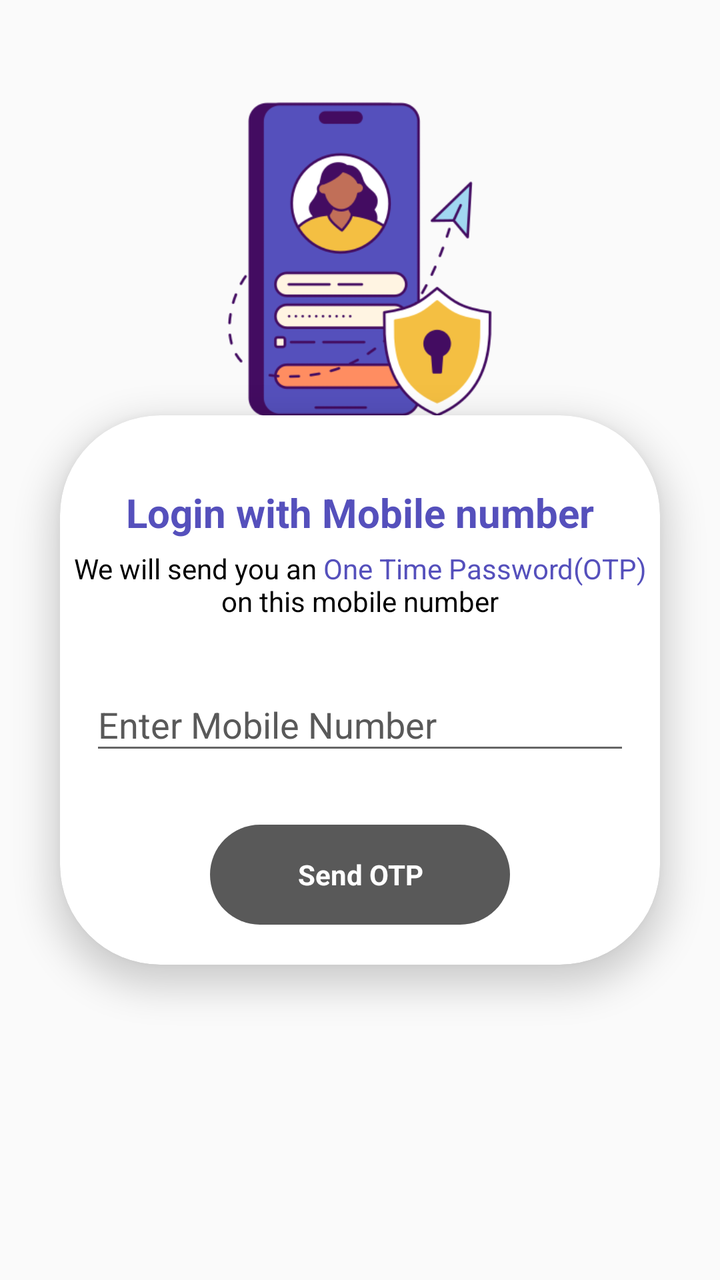
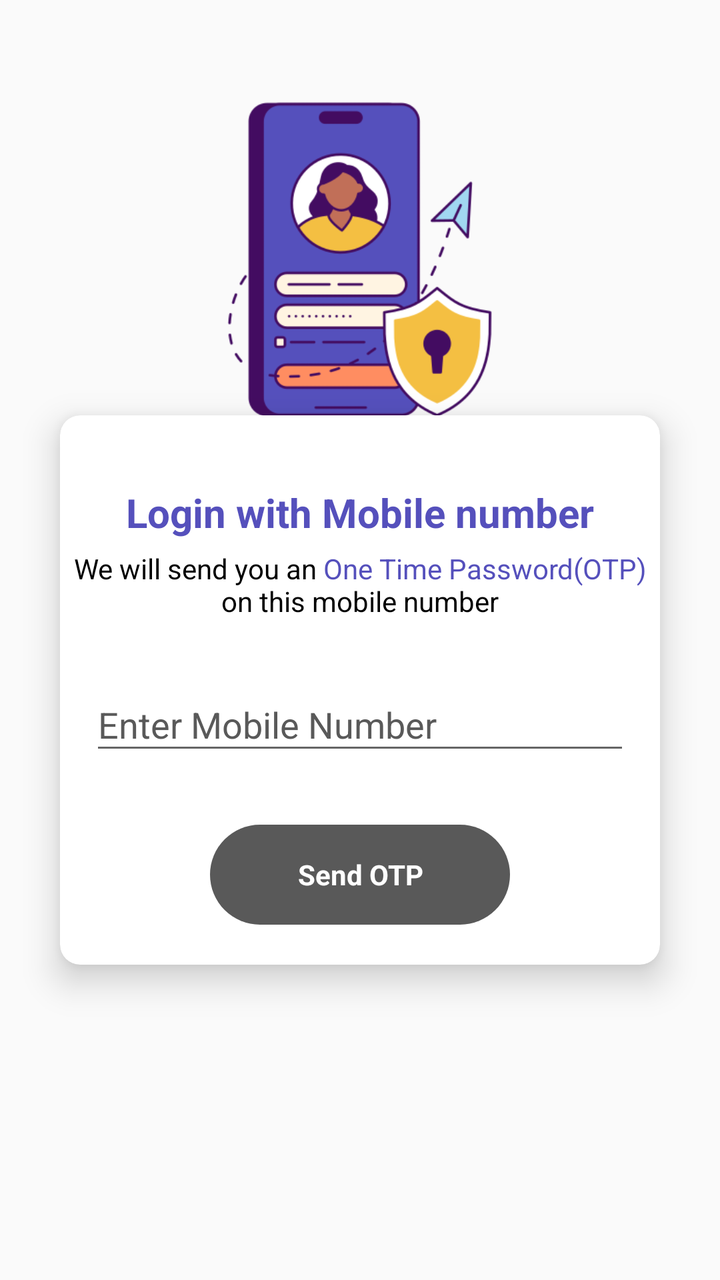

The first picture is an Android layout as it rendered before a commit; the second is the same layout after the commit. The layout source and the unified diff follow.
<!-- AndroidManifest.xml: application theme Theme.PerkHub -->
<!-- res/layout/fragment_enter_mobile_n.xml -->
<?xml version="1.0" encoding="utf-8"?>
<androidx.constraintlayout.widget.ConstraintLayout xmlns:android="http://schemas.android.com/apk/res/android"
    xmlns:app="http://schemas.android.com/apk/res-auto"
    xmlns:tools="http://schemas.android.com/tools"
    android:layout_width="match_parent"
    android:layout_height="match_parent"
    tools:context=".login.EnterMobileNFragment">


    <ImageView
        android:layout_width="@dimen/dp180"
        android:layout_height="@dimen/dp180"
        android:layout_marginTop="@dimen/dp40"
        android:src="@drawable/loginicon"
        app:layout_constraintEnd_toEndOf="parent"
        app:layout_constraintStart_toStartOf="parent"
        app:layout_constraintTop_toTopOf="parent" />


    <androidx.cardview.widget.CardView
        android:id="@+id/mobilenumberlayout"
        android:layout_width="match_parent"
        android:layout_height="wrap_content"
        android:layout_marginStart="@dimen/dp30"
        android:layout_marginTop="@dimen/dp50"
        android:layout_marginEnd="@dimen/dp30"
        app:cardCornerRadius="@dimen/dp50"
        app:cardElevation="@dimen/dp10"
        app:layout_constraintBottom_toBottomOf="parent"
        app:layout_constraintEnd_toEndOf="parent"
        app:layout_constraintStart_toStartOf="parent"
        app:layout_constraintTop_toTopOf="parent">

        <androidx.constraintlayout.widget.ConstraintLayout
            android:layout_width="match_parent"
            android:layout_height="wrap_content">

            <TextView
                android:id="@+id/title"
                android:layout_width="match_parent"
                android:layout_height="wrap_content"
                android:layout_marginTop="@dimen/dp35"
                android:text="@string/login_register"
                android:textAlignment="center"
                android:textColor="@color/main"
                android:textSize="@dimen/sp20"
                android:textStyle="bold"
                app:layout_constraintEnd_toEndOf="parent"
                app:layout_constraintStart_toStartOf="parent"
                app:layout_constraintTop_toTopOf="parent" />

            <TextView
                android:id="@+id/dis"
                android:layout_width="match_parent"
                android:layout_height="wrap_content"
                android:layout_marginTop="@dimen/dp5"
                android:text="@string/login_registerdis"
                android:textAlignment="center"
                android:textColor="@color/black"
                android:textSize="@dimen/sp14"
                app:layout_constraintEnd_toEndOf="parent"
                app:layout_constraintStart_toStartOf="parent"
                app:layout_constraintTop_toBottomOf="@id/title" />

            <com.google.android.material.textfield.TextInputLayout
                android:id="@+id/numberlayout"
                android:layout_width="match_parent"
                android:layout_height="wrap_content"
                android:layout_marginStart="@dimen/dp15"
                android:layout_marginTop="@dimen/dp20"
                android:layout_marginEnd="@dimen/dp15"
                android:hint="@string/enter_mobile_number"
                android:textColorHint="@color/grey"

                app:boxStrokeColor="@color/black"
                app:hintTextColor="@color/black"
                app:layout_constraintTop_toBottomOf="@id/dis"
                app:prefixText="+91 ">

                <com.google.android.material.textfield.TextInputEditText
                    android:id="@+id/mobilenumber"
                    android:layout_width="match_parent"
                    android:layout_height="wrap_content"
                    android:imeOptions="actionDone"
                    android:inputType="number"
                    android:maxLength="10" />

            </com.google.android.material.textfield.TextInputLayout>

            <RelativeLayout
                android:id="@+id/sendOTP"
                android:layout_width="match_parent"
                android:layout_height="@dimen/dp50"
                android:layout_marginStart="@dimen/dp75"
                android:layout_marginTop="@dimen/dp30"
                android:layout_marginEnd="@dimen/dp75"
                android:layout_marginBottom="@dimen/dp20"
                android:background="@drawable/selected_button_layout"
                app:layout_constraintBottom_toBottomOf="parent"
                app:layout_constraintTop_toBottomOf="@+id/numberlayout">

                <TextView
                    android:layout_width="match_parent"
                    android:layout_height="match_parent"
                    android:gravity="center"
                    android:text="Send OTP"
                    android:textColor="@color/white"
                    android:textStyle="bold" />

            </RelativeLayout>

        </androidx.constraintlayout.widget.ConstraintLayout>
    </androidx.cardview.widget.CardView>

    <androidx.cardview.widget.CardView
        android:id="@+id/OTPlayout"
        android:layout_width="match_parent"
        android:layout_height="wrap_content"
        android:layout_marginStart="@dimen/dp30"
        android:layout_marginTop="@dimen/dp250"
        android:layout_marginEnd="@dimen/dp30"
        android:visibility="gone"
        app:cardCornerRadius="@dimen/dp50"
        app:cardElevation="@dimen/dp10"
        app:layout_constraintEnd_toEndOf="parent"
        app:layout_constraintStart_toStartOf="parent"
        app:layout_constraintTop_toTopOf="parent">

        <androidx.constraintlayout.widget.ConstraintLayout
            android:layout_width="match_parent"
            android:layout_height="wrap_content">

            <TextView
                android:id="@+id/title1"
                android:layout_width="match_parent"
                android:layout_height="wrap_content"
                android:layout_marginTop="@dimen/dp35"
                android:text="Verification"
                android:textAlignment="center"
                android:textColor="@color/main"
                android:textSize="@dimen/sp20"
                android:textStyle="bold"
                app:layout_constraintEnd_toEndOf="parent"
                app:layout_constraintStart_toStartOf="parent"
                app:layout_constraintTop_toTopOf="parent" />

            <TextView
                android:id="@+id/dis1"
                android:layout_width="match_parent"
                android:layout_height="wrap_content"
                android:layout_marginTop="@dimen/dp5"
                android:text="Enter the OTP send to your mobile number"
                android:textAlignment="center"
                android:textColor="@color/black"
                android:textSize="@dimen/sp14"
                app:layout_constraintEnd_toEndOf="parent"
                app:layout_constraintStart_toStartOf="parent"
                app:layout_constraintTop_toBottomOf="@id/title1" />

            <com.google.android.material.textfield.TextInputLayout
                android:id="@+id/otplayout"
                android:layout_width="0dp"
                android:layout_height="wrap_content"
                android:layout_marginStart="@dimen/dp25"
                android:layout_marginTop="@dimen/dp25"
                android:layout_marginEnd="@dimen/dp25"
                android:textAlignment="center"
                android:textColorHint="@color/grey"
                app:boxStrokeColor="@color/black"
                app:hintTextColor="@color/black"
                app:layout_constraintEnd_toEndOf="parent"
                app:layout_constraintStart_toStartOf="parent"
                app:layout_constraintTop_toBottomOf="@id/dis1">

                <com.google.android.material.textfield.TextInputEditText
                    android:id="@+id/OTP"
                    android:layout_width="match_parent"
                    android:layout_height="wrap_content"
                    android:hint="Enter OTP"
                    android:imeOptions="actionDone"
                    android:inputType="number"
                    android:maxLength="5"
                    android:textAlignment="center"
                    android:textSize="@dimen/sp20" />

            </com.google.android.material.textfield.TextInputLayout>

            <TextView
                android:id="@+id/timerCount"
                android:layout_width="wrap_content"
                android:layout_height="wrap_content"
                android:layout_marginEnd="@dimen/dp20"
                android:layout_marginBottom="@dimen/dp10"
                android:gravity="center"
                android:padding="5dp"
                android:text="Resend"
                android:textColor="@color/main"
                android:textStyle="bold"
                app:layout_constraintBottom_toTopOf="@id/verifyOTP"
                app:layout_constraintEnd_toEndOf="parent"
                app:layout_constraintTop_toBottomOf="@id/otplayout" />


            <RelativeLayout
                android:id="@+id/verifyOTP"
                android:layout_width="match_parent"
                android:layout_height="@dimen/dp50"
                android:layout_marginStart="@dimen/dp15"
                android:layout_marginTop="@dimen/dp30"
                android:layout_marginEnd="@dimen/dp15"
                android:layout_marginBottom="@dimen/dp20"
                android:background="@drawable/selected_button_layout"
                app:layout_constraintBottom_toBottomOf="parent"
                app:layout_constraintTop_toBottomOf="@+id/otplayout">

                <TextView
                    android:layout_width="match_parent"
                    android:layout_height="match_parent"
                    android:gravity="center"
                    android:text="Verify OTP"
                    android:textColor="@color/white"
                    android:textStyle="bold" />

            </RelativeLayout>

        </androidx.constraintlayout.widget.ConstraintLayout>
    </androidx.cardview.widget.CardView>

</androidx.constraintlayout.widget.ConstraintLayout>
<!-- resources referenced by this layout -->
<resources>
  <color name="black">#FF000000</color>
  <color name="grey">#595959</color>
  <color name="main">#5550BC</color>
  <color name="white">#FFFFFFFF</color>
  <dimen name="dp10">10dp</dimen>
  <dimen name="dp15">15dp</dimen>
  <dimen name="dp180">180dp</dimen>
  <dimen name="dp20">20dp</dimen>
  <dimen name="dp25">25dp</dimen>
  <dimen name="dp250">250dp</dimen>
  <dimen name="dp30">30dp</dimen>
  <dimen name="dp35">35dp</dimen>
  <dimen name="dp40">40dp</dimen>
  <dimen name="dp5">5dp</dimen>
  <dimen name="dp50">50dp</dimen>
  <dimen name="dp75">75sp</dimen>
  <dimen name="sp14">14sp</dimen>
  <dimen name="sp20">20sp</dimen>
  <!-- drawable loginicon: png bitmap (drawable, 23190 bytes) -->
  <!-- drawable selected_button_layout (drawable) -->
  <?xml version="1.0" encoding="utf-8"?>
  <selector xmlns:android="http://schemas.android.com/apk/res/android">
  
      <item android:drawable="@drawable/button_layout" android:state_selected="true" ></item>
      <item android:drawable="@drawable/button_layout_grey" android:state_selected="false" ></item>
  
  </selector>
  <string name="enter_mobile_number">Enter Mobile Number</string>
  <string name="login_register">Login with Mobile number</string>
  <string name="login_registerdis">We will send you an <font color="#5550BC">One Time Password(OTP)</font>\non this mobile number</string>
  <style name="Theme.PerkHub" parent="Base.Theme.PerkHub" />
  <!-- drawable button_layout (drawable) -->
  <?xml version="1.0" encoding="utf-8"?>
  <shape xmlns:android="http://schemas.android.com/apk/res/android">
  
      <corners android:radius="50dp"/>
      <gradient android:startColor="@color/main" android:endColor="@color/main" />
  
  </shape>
  <!-- drawable button_layout_grey (drawable) -->
  <?xml version="1.0" encoding="utf-8"?>
  <shape xmlns:android="http://schemas.android.com/apk/res/android">
  
      <corners android:radius="50dp"/>
      <gradient android:startColor="@color/grey" android:endColor="@color/grey" />
  
  </shape>
  <style name="Base.Theme.PerkHub" parent="Theme.AppCompat.Light.NoActionBar">
          
          
      </style>
</resources>

<!-- the commit's change to res/layout/fragment_enter_mobile_n.xml (unified diff, before → after) -->
@@ -4,7 +4,7 @@
     xmlns:tools="http://schemas.android.com/tools"
     android:layout_width="match_parent"
     android:layout_height="match_parent"
-    tools:context=".login.EnterMobileNFragment">
+    tools:context=".Screens.login.EnterMobileNFragment">
 
 
     <ImageView
@@ -18,13 +18,12 @@
 
 
     <androidx.cardview.widget.CardView
-        android:id="@+id/mobilenumberlayout"
         android:layout_width="match_parent"
         android:layout_height="wrap_content"
         android:layout_marginStart="@dimen/dp30"
         android:layout_marginTop="@dimen/dp50"
         android:layout_marginEnd="@dimen/dp30"
-        app:cardCornerRadius="@dimen/dp50"
+        app:cardCornerRadius="@dimen/dp10"
         app:cardElevation="@dimen/dp10"
         app:layout_constraintBottom_toBottomOf="parent"
         app:layout_constraintEnd_toEndOf="parent"
@@ -32,6 +31,7 @@
         app:layout_constraintTop_toTopOf="parent">
 
         <androidx.constraintlayout.widget.ConstraintLayout
+            android:id="@+id/mobilenumberlayout"
             android:layout_width="match_parent"
             android:layout_height="wrap_content">
 
@@ -61,6 +61,7 @@
                 app:layout_constraintEnd_toEndOf="parent"
                 app:layout_constraintStart_toStartOf="parent"
                 app:layout_constraintTop_toBottomOf="@id/title" />
+
 
             <com.google.android.material.textfield.TextInputLayout
                 android:id="@+id/numberlayout"
@@ -71,7 +72,6 @@
                 android:layout_marginEnd="@dimen/dp15"
                 android:hint="@string/enter_mobile_number"
                 android:textColorHint="@color/grey"
-
                 app:boxStrokeColor="@color/black"
                 app:hintTextColor="@color/black"
                 app:layout_constraintTop_toBottomOf="@id/dis"
@@ -86,6 +86,7 @@
                     android:maxLength="10" />
 
             </com.google.android.material.textfield.TextInputLayout>
+
 
             <RelativeLayout
                 android:id="@+id/sendOTP"
@@ -110,25 +111,12 @@
             </RelativeLayout>
 
         </androidx.constraintlayout.widget.ConstraintLayout>
-    </androidx.cardview.widget.CardView>
-
-    <androidx.cardview.widget.CardView
-        android:id="@+id/OTPlayout"
-        android:layout_width="match_parent"
-        android:layout_height="wrap_content"
-        android:layout_marginStart="@dimen/dp30"
-        android:layout_marginTop="@dimen/dp250"
-        android:layout_marginEnd="@dimen/dp30"
-        android:visibility="gone"
-        app:cardCornerRadius="@dimen/dp50"
-        app:cardElevation="@dimen/dp10"
-        app:layout_constraintEnd_toEndOf="parent"
-        app:layout_constraintStart_toStartOf="parent"
-        app:layout_constraintTop_toTopOf="parent">
 
         <androidx.constraintlayout.widget.ConstraintLayout
+            android:id="@+id/OTPlayout"
             android:layout_width="match_parent"
-            android:layout_height="wrap_content">
+            android:layout_height="wrap_content"
+            android:visibility="gone">
 
             <TextView
                 android:id="@+id/title1"
@@ -226,4 +214,5 @@
         </androidx.constraintlayout.widget.ConstraintLayout>
     </androidx.cardview.widget.CardView>
 
+
 </androidx.constraintlayout.widget.ConstraintLayout>
<!-- resource entries referenced after the edit -->
@@ -9,7 +9,6 @@
   <dimen name="dp180">180dp</dimen>
   <dimen name="dp20">20dp</dimen>
   <dimen name="dp25">25dp</dimen>
-  <dimen name="dp250">250dp</dimen>
   <dimen name="dp30">30dp</dimen>
   <dimen name="dp35">35dp</dimen>
   <dimen name="dp40">40dp</dimen>
@@ -35,7 +34,7 @@
   <?xml version="1.0" encoding="utf-8"?>
   <shape xmlns:android="http://schemas.android.com/apk/res/android">
   
-      <corners android:radius="50dp"/>
+      <corners android:radius="@dimen/dp50"/>
       <gradient android:startColor="@color/main" android:endColor="@color/main" />
   
   </shape>
@@ -43,13 +42,15 @@
   <?xml version="1.0" encoding="utf-8"?>
   <shape xmlns:android="http://schemas.android.com/apk/res/android">
   
-      <corners android:radius="50dp"/>
+      <corners android:radius="@dimen/dp50"/>
       <gradient android:startColor="@color/grey" android:endColor="@color/grey" />
   
   </shape>
   <style name="Base.Theme.PerkHub" parent="Theme.AppCompat.Light.NoActionBar">
           
           
+          <item name="android:statusBarColor">@android:color/white</item> 
+          <item name="android:windowLightStatusBar">true</item> 
       </style>
 </resources>
 
